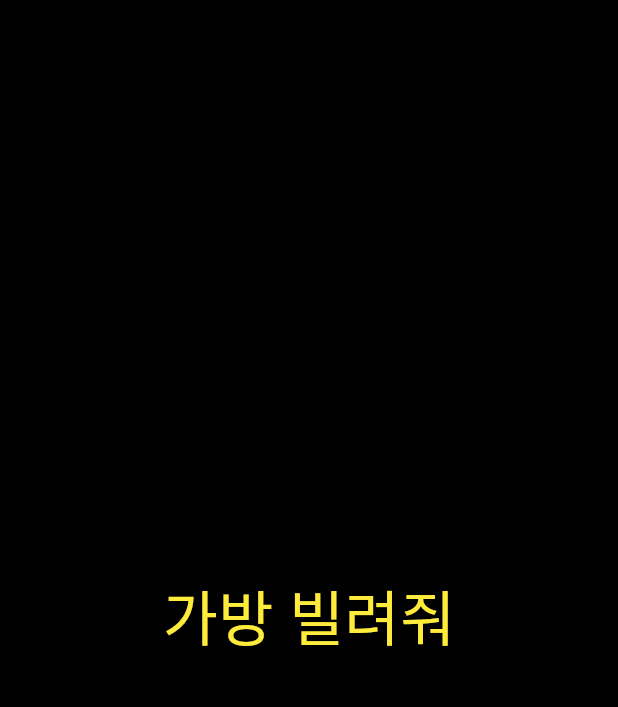
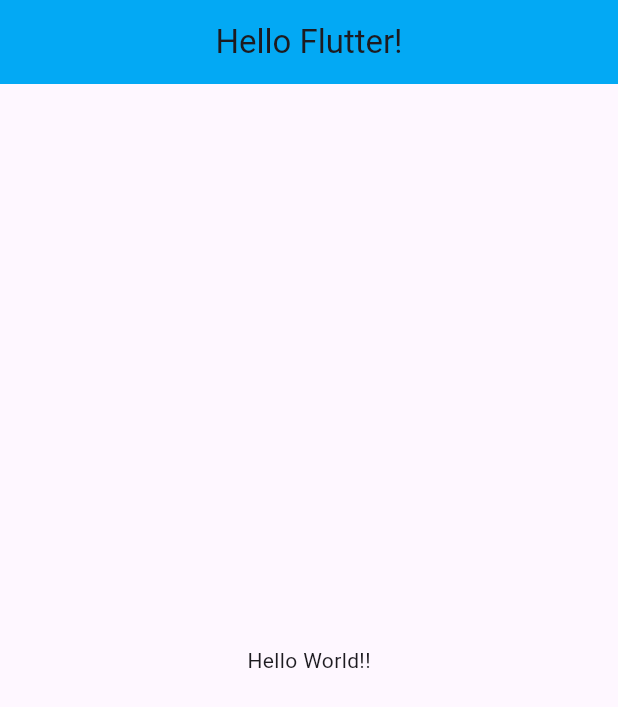
Before and after one commit to cho4u4o/flutter_basics, a Flutter app: the screen it shows after launch, on a phone screen of 412 x 824 dp. Shown: the top 707 px of the screen. Run offline on Flutter 3.47's test engine with Material 3 defaults, Android fonts, the phone set to English and light mode, and no system bars; our stand-ins replace webview_flutter.

Commit message:
240225 hello world recap

```diff
--- a/hello_world/lib/main.dart
+++ b/hello_world/lib/main.dart
@@ -1,19 +1,20 @@
 import 'package:flutter/material.dart';
 
 void main() {
-  runApp(
-    MaterialApp(
+  runApp(App());
+}
+
+class App extends StatelessWidget {
+  @override
+  Widget build(BuildContext context) {
+    return MaterialApp(
       home: Scaffold(
-        backgroundColor: Colors.black,
-        body: Center(
-          child: Text('가방 빌려줘',
-          style: TextStyle(
-            color: Colors.yellow,
-            fontSize: 40.0,
-          )
-          ),
+        appBar: AppBar(
+          backgroundColor: Colors.lightBlue,
+          title: const Center(child: Text('Hello Flutter!'),),
         ),
+        body: const Center(child: Text('Hello World!!'),),
       ),
-    ),
-  );
+    );
+  }
 }
```
